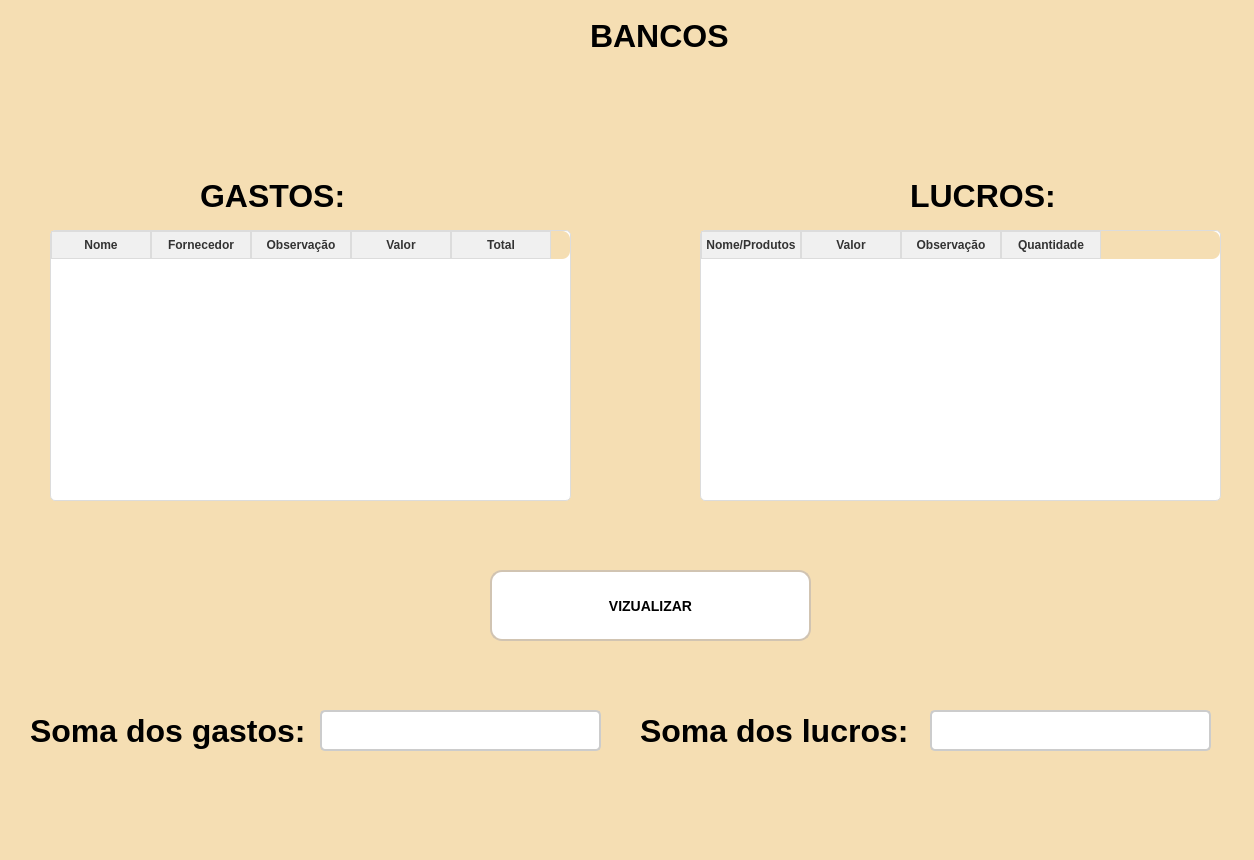
This is frm_Bancos.ui in ArielAraujo18/ErpSistema as Qt 5 draws it before an edit. The edited form follows.
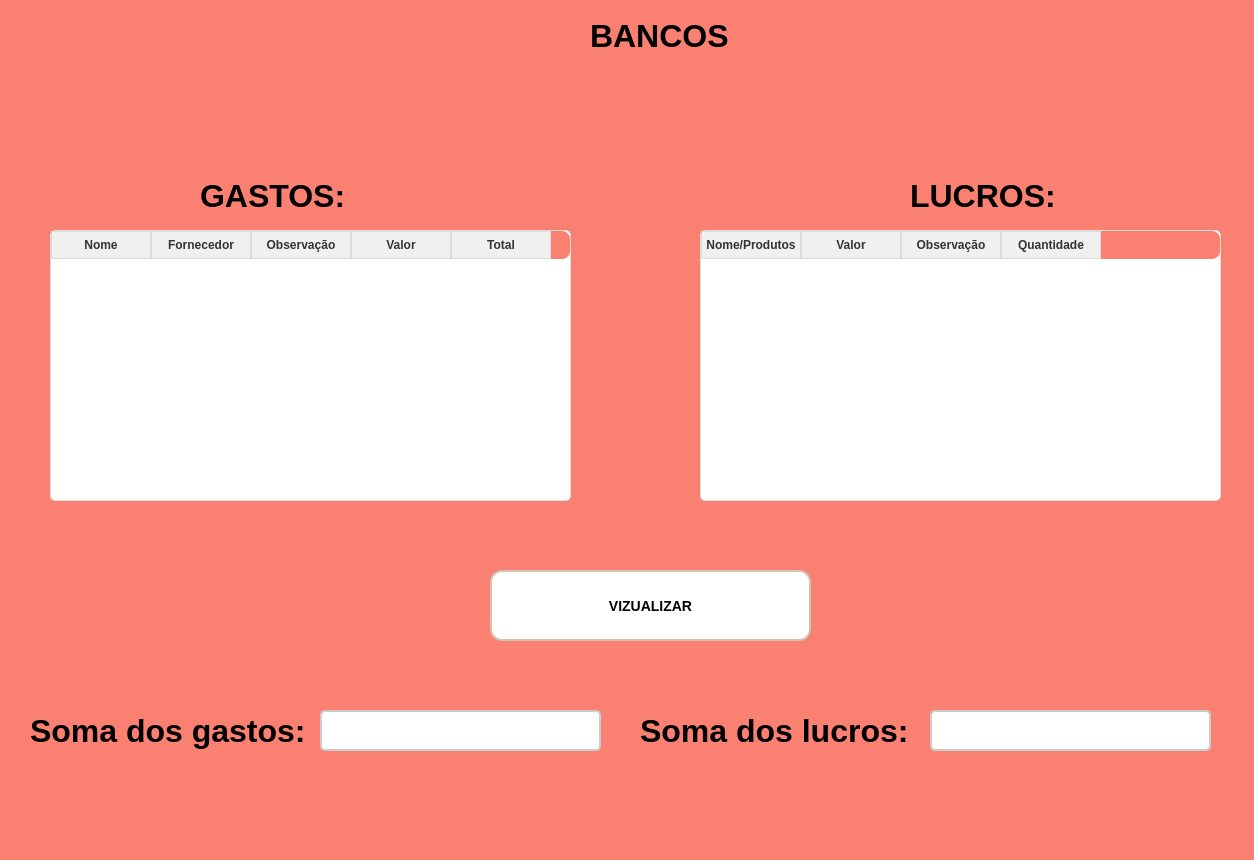
This is the edited form. Icons and pictures are not drawn.

Patch:
```diff
--- a/frm_Bancos.ui
+++ b/frm_Bancos.ui
@@ -15,7 +15,7 @@
   </property>
   <property name="styleSheet">
    <string notr="true">QWidget {
-    background-color: #F5DEB3;
+    background-color: #FA8072;
     border-radius: 8px;
 }</string>
   </property>
```
